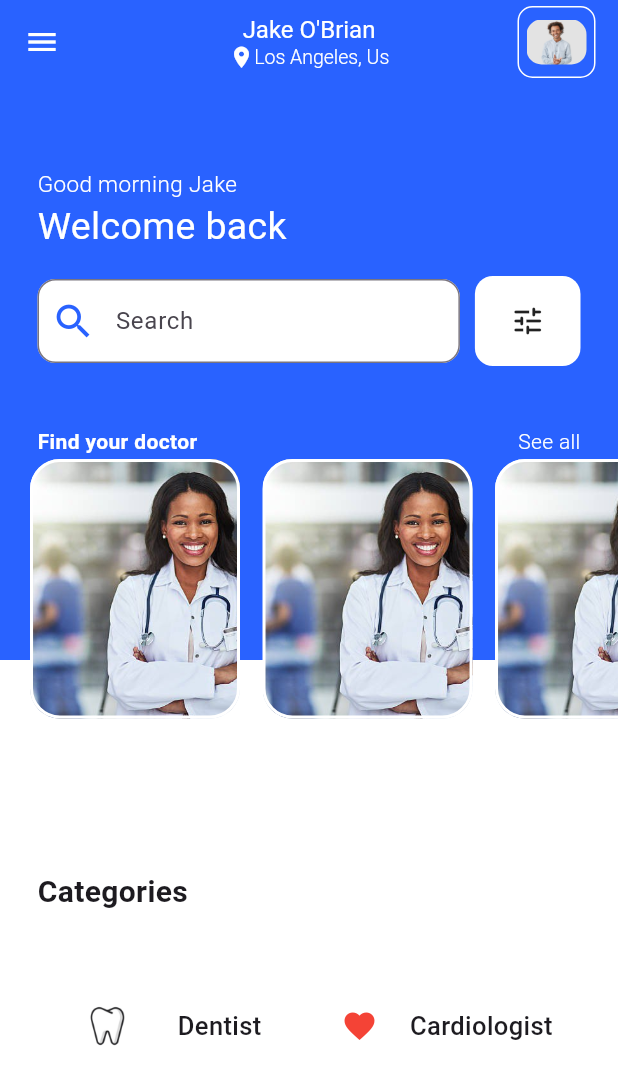
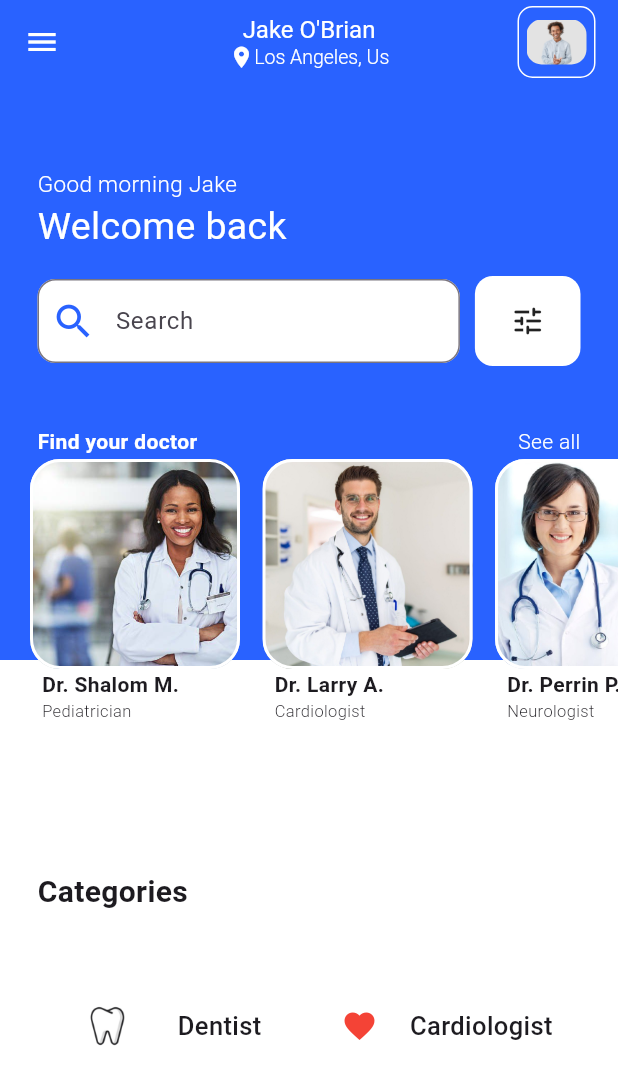
Before and after one commit to Phanuel121/medical_app, a Flutter app: the screen it shows after launch, on a phone screen of 412 x 824 dp. Shown: the top 1085 px of the screen. Run offline on Flutter 3.47's test engine with Material 3 defaults, Android fonts, the phone set to English and light mode, and no system bars; our stand-ins replace get.

Commit message:
List of doctors

```diff
--- /dev/null
+++ b/lib/modal/doctors_info.dart
@@ -0,0 +1,19 @@
+
+List<Doctor> doctor = [
+  Doctor(name: "Dr. Shalom M.", specialty: "Pediatrician", photo: "doctor1.jpeg"),
+  Doctor(name: "Dr. Larry A.", specialty: "Cardiologist", photo: "doctor2.jpeg"),
+  Doctor(name: "Dr. Perrin P.", specialty: "Neurologist", photo: "doctor3.jpeg"),
+  Doctor(name: "Dr. Kari O.", specialty: "Dermatologist", photo: "doctor4.jpeg"),
+];
+
+class Doctor {
+  final String name;
+  final String specialty;
+  final String photo;
+
+  Doctor({
+    required this.name,
+    required this.specialty,
+    required this.photo,
+  });
+}
--- a/lib/pages/homepage.dart
+++ b/lib/pages/homepage.dart
@@ -1,6 +1,7 @@
 import 'package:flutter/material.dart';
 import 'package:get/instance_manager.dart';
 import 'package:get/route_manager.dart';
+import 'package:medical_app/modal/doctors_info.dart';
 import 'package:medical_app/service/styles.dart';
 
 class HomePage extends StatelessWidget {
@@ -245,27 +246,51 @@ class HomePage extends StatelessWidget {
             right: 0,
             left: 0,
             child: SizedBox(
-              height: 173,
+              height: 180,
               width: Get.width,
               child: ListView.builder(
                 itemCount: 4,
                 scrollDirection: Axis.horizontal,
                 padding: const EdgeInsets.only(left: 20),
                 itemBuilder: (context, index) {
-                  return Container(
+                  return Column(
+                    crossAxisAlignment: CrossAxisAlignment.start,
+                    children: [
+                      Container(
                         margin: const EdgeInsets.only(right: 15),
                         height: 140,
                         width: 140,
                         decoration: BoxDecoration(
                           color: Colors.blueGrey,
-                      image: const DecorationImage(
-                        image: AssetImage("images/doctor1.jpeg"),
+                          image: DecorationImage(
+                            image: AssetImage("images/${doctor.map((e) => e.photo).toList().elementAt(index)}"),
                             scale: 2,
                             fit: BoxFit.cover,
                           ),
                           border: Border.all(color: white, width: 2),
                           borderRadius: BorderRadius.circular(20)
                         ),
+                      ),
+                      Padding(
+                        padding: const EdgeInsets.only(left: 8.0),
+                        child: Text(
+                          doctor.map((e) => e.name).toList().elementAt(index),
+                          style: const TextStyle(
+                            fontWeight: FontWeight.bold,
+                          ),
+                        ),
+                      ),
+                      Padding(
+                        padding: EdgeInsets.only(left: 8.0),
+                        child: Text(
+                          doctor.map((e) => e.specialty).toList().elementAt(index),
+                          style: const TextStyle(
+                            fontSize: 11,
+                            fontWeight: FontWeight.w300,
+                          ),
+                        ),
+                      ),
+                    ],
                   );
                 },
               ),
```
Lines whose indentation alone changed are shown as unchanged.
